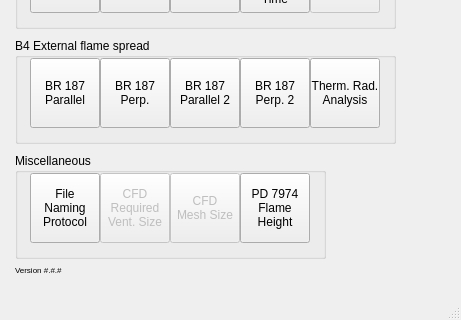
Above: fsetools/gui/layout/ui/main.ui from fsepy/fsetools before the change; both pictures show x 0 to 461 and y 187 to 507 of the 461 by 507 pixel window. Below: the same form after it.
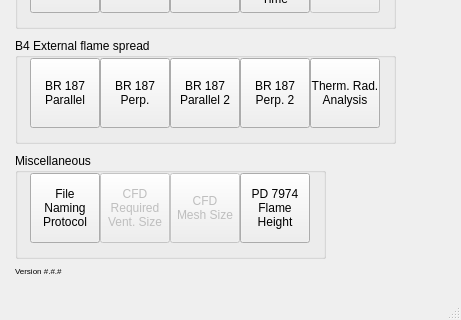
That is the form after the change. Icons and pictures are not drawn.

The edit to the form file:
```diff
--- a/fsetools/gui/layout/ui/main.ui
+++ b/fsetools/gui/layout/ui/main.ui
@@ -446,8 +446,8 @@
      <rect>
       <x>15</x>
       <y>450</y>
-      <width>157</width>
-      <height>14</height>
+      <width>426</width>
+      <height>16</height>
      </rect>
     </property>
     <property name="minimumSize">
```
